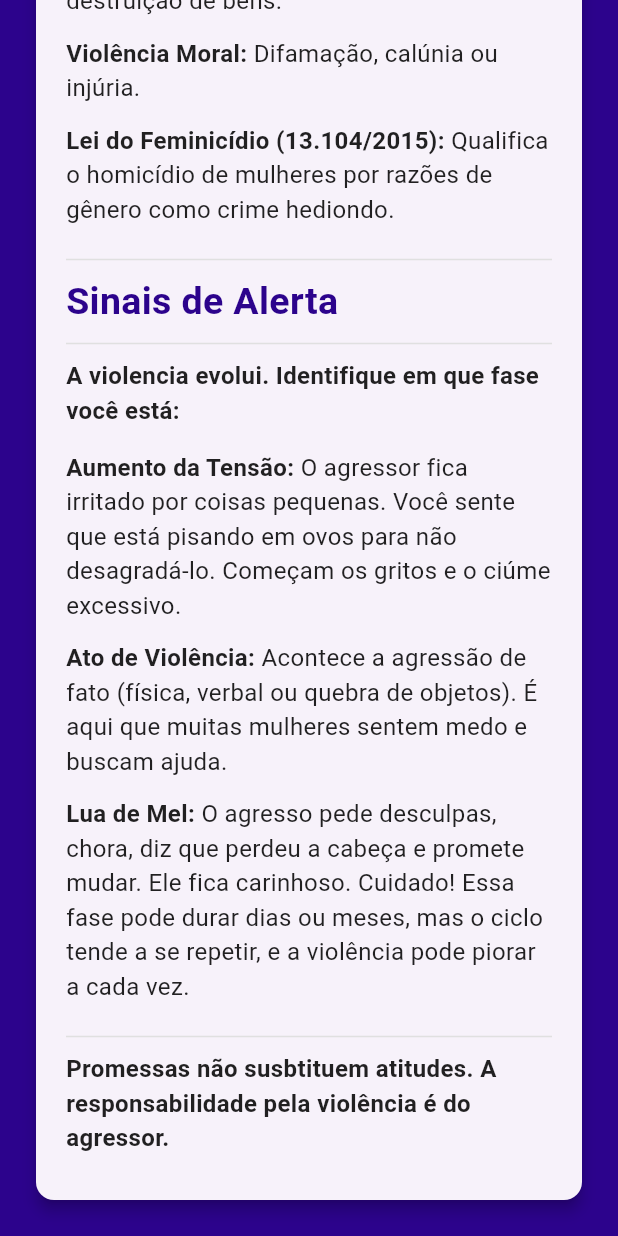
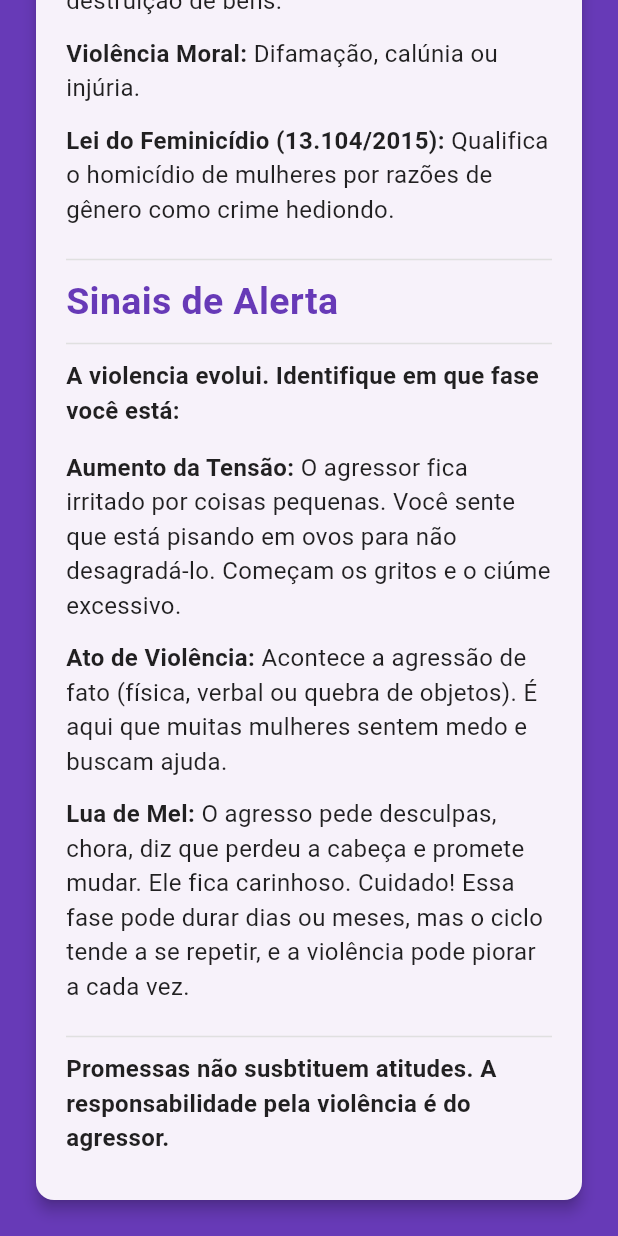
Before and after one commit to semellicodes/segura-app-flutter, a Flutter app: the LeisScreen screen opened directly, scrolled down 551 dp, on a phone screen of 412 x 824 dp. Run offline on Flutter 3.47's test engine with Material 3 defaults, Android fonts, the phone set to English and light mode, and no system bars.

Commit message:
style: mudando cores do app segura

```diff
--- a/lib/theme/app_colors.dart
+++ b/lib/theme/app_colors.dart
@@ -1,9 +1,13 @@
 import 'package:flutter/material.dart';
 
 class AppColors {
-  static const Color primary = Color.fromARGB(255, 44, 3, 140);
-  static const Color secondary = Color.fromARGB(255, 167, 24, 17);
-  static const Color background = Color.fromARGB(255, 255, 255, 255);
-  static const Color ajuda = Color.fromARGB(255, 44, 3, 140);
-  static const Color alertaVermelho = Color.fromARGB(255, 167, 24, 17);
+  static const Color primary = Color(0xFF512DA8);
+
+  static const Color secondary = Color(0xFFD1C4E9);
+
+  static const Color background = Color(0xFFFAFAFA);
+
+  static const Color ajuda = Color(0xFF673AB7);
+
+  static const Color alertaVermelho = Color(0xFFD32F2F);
 }
```
